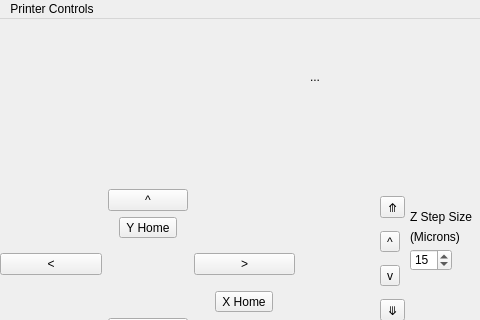
Old version of the form QT_Framework/mainwindow.ui in the repository BYUCreateResearchLab/CREATE_LAB_Binder_Jet_Printer; both pictures show x 0 to 480 and y 0 to 320 of the 773 by 484 pixel window.
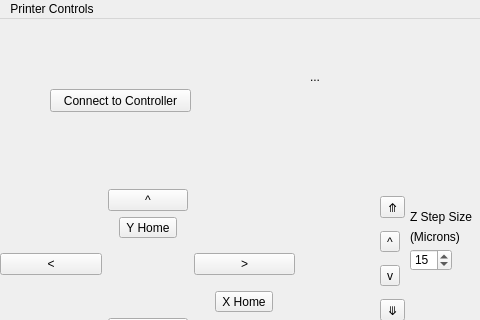
New version of the form.

Commit message:
Connection to Galil Motion Controller
Added the libraries (Galil gclib) needed to connect to the Galil motion controller and included basic functionality to connect to the motion controller and move the Z stage up and down.

The edit to the form file:
```diff
--- a/QT_Framework/mainwindow.ui
+++ b/QT_Framework/mainwindow.ui
@@ -426,6 +426,19 @@
      <string>Roller Speed (RPM)</string>
     </property>
    </widget>
+   <widget class="QPushButton" name="pushButton_2">
+    <property name="geometry">
+     <rect>
+      <x>50</x>
+      <y>70</y>
+      <width>141</width>
+      <height>23</height>
+     </rect>
+    </property>
+    <property name="text">
+     <string>Connect to Controller</string>
+    </property>
+   </widget>
   </widget>
   <widget class="QMenuBar" name="menubar">
    <property name="geometry">
```
Left out of the diff: 2 changed lines with no effect on the pictures. The commit also changes 35 other files.
